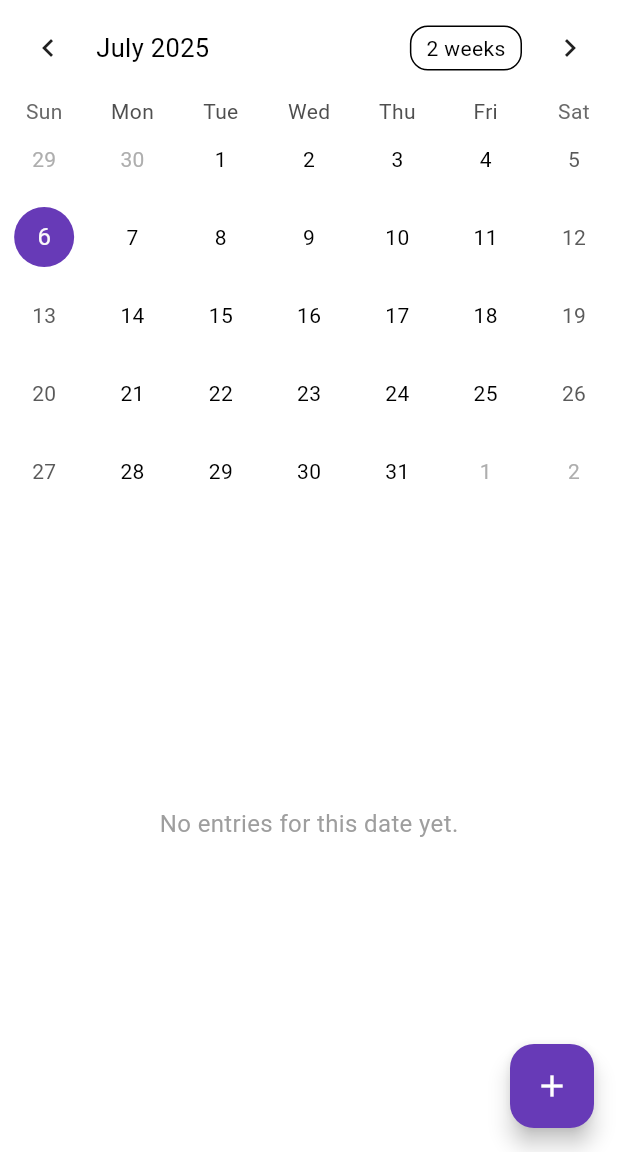
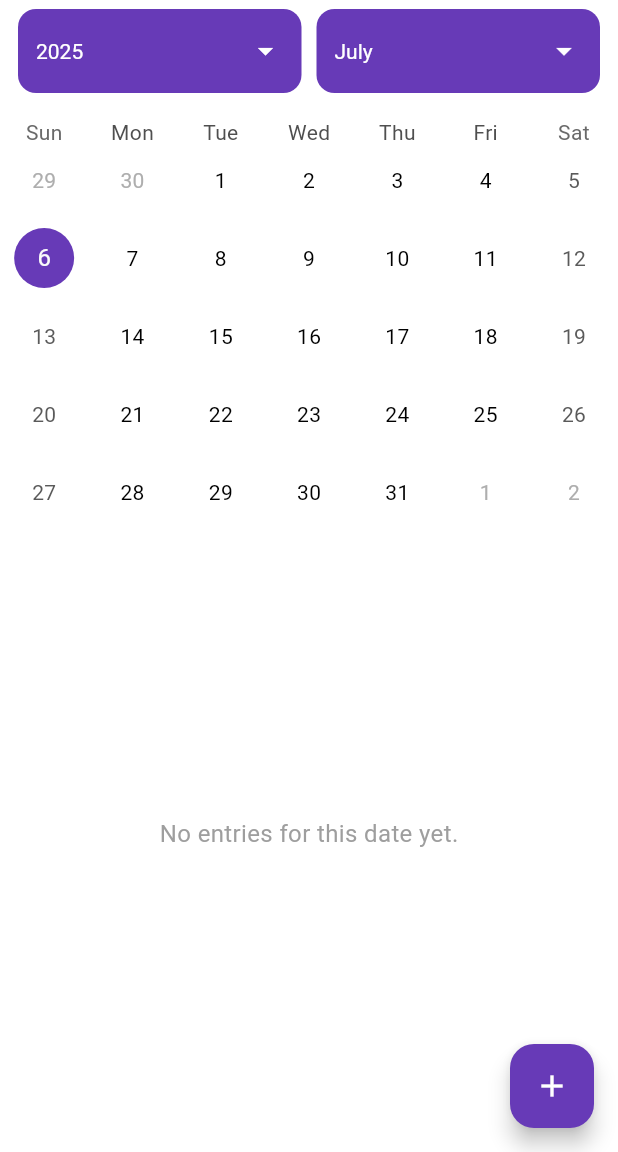
Before and after one commit to abhisek69/rdiary, a Flutter app: the screen it shows after launch, on a phone screen of 412 x 824 dp, the part 84-1236 px from its top. Run offline on Flutter 3.47's test engine with Material 3 defaults, Android fonts, the phone set to English and light mode, and no system bars; drawn by our look-alikes of table_calendar; our stand-ins replace flutter_colorpicker, image_picker, shared_preferences; missing offline and left inert: flex_color_picker, flutter_painter.

Commit message:
calender fixed

```diff
--- a/lib/screens/home.dart
+++ b/lib/screens/home.dart
@@ -3,6 +3,7 @@ import 'package:provider/provider.dart';
 import 'package:table_calendar/table_calendar.dart';
 import '../models/note_provider.dart';
 import '../widgets/diary_card.dart';
+import '../widgets/diary_calendar.dart';
 
 class HomeScreen extends StatefulWidget {
   const HomeScreen({super.key});
@@ -34,27 +35,15 @@ class _HomeScreenState extends State<HomeScreen> {
       ),
       body: Column(
         children: [
-          TableCalendar(
-            firstDay: DateTime.utc(2020, 1, 1),
-            lastDay: DateTime.utc(2099, 12, 31),
+          DiaryCalendar(
+            selectedDay: _selectedDay,
             focusedDay: _focusedDay,
-            selectedDayPredicate: (day) => isSameDay(_selectedDay, day),
             onDaySelected: (selected, focused) {
               setState(() {
                 _selectedDay = selected;
                 _focusedDay = focused;
               });
             },
-            calendarStyle: CalendarStyle(
-              selectedDecoration: BoxDecoration(
-                color: Theme.of(context).colorScheme.primary,
-                shape: BoxShape.circle,
-              ),
-              todayDecoration: const BoxDecoration(
-                color: Colors.grey,
-                shape: BoxShape.circle,
-              ),
-            ),
           ),
           const SizedBox(height: 10),
           Expanded(
--- /dev/null
+++ b/lib/widgets/diary_calendar.dart
@@ -0,0 +1,150 @@
+import 'package:flutter/material.dart';
+import 'package:table_calendar/table_calendar.dart';
+
+class DiaryCalendar extends StatefulWidget {
+  final DateTime selectedDay;
+  final DateTime focusedDay;
+  final void Function(DateTime, DateTime) onDaySelected;
+
+  const DiaryCalendar({
+    super.key,
+    required this.selectedDay,
+    required this.focusedDay,
+    required this.onDaySelected,
+  });
+
+  @override
+  State<DiaryCalendar> createState() => _DiaryCalendarState();
+}
+
+class _DiaryCalendarState extends State<DiaryCalendar> {
+  late DateTime _currentFocusedDay;
+  late int _selectedMonth;
+  late int _selectedYear;
+
+  final List<int> years = List.generate(100, (index) => 1980 + index);
+  final List<String> months = const [
+    'January', 'February', 'March', 'April', 'May', 'June',
+    'July', 'August', 'September', 'October', 'November', 'December'
+  ];
+
+  @override
+  void initState() {
+    super.initState();
+    _currentFocusedDay = widget.focusedDay;
+    _selectedMonth = widget.focusedDay.month;
+    _selectedYear = widget.focusedDay.year;
+  }
+
+  void _updateFocusedDay() {
+    setState(() {
+      _currentFocusedDay = DateTime(_selectedYear, _selectedMonth);
+    });
+  }
+
+  @override
+  Widget build(BuildContext context) {
+    return Column(
+      children: [
+        // 🔽 Month & Year Dropdowns
+        Padding(
+          padding: const EdgeInsets.symmetric(horizontal: 12.0, vertical: 6),
+          child: Row(
+            children: [
+              // Year Dropdown (50% width)
+              Expanded(
+                child: Container(
+                  padding: const EdgeInsets.symmetric(horizontal: 12, vertical: 4),
+                  decoration: BoxDecoration(
+                    color: Theme.of(context).colorScheme.primary,
+                    borderRadius: BorderRadius.circular(12),
+                  ),
+                  child: DropdownButtonHideUnderline(
+                    child: DropdownButton<int>(
+                      value: _selectedYear,
+                      dropdownColor: Theme.of(context).colorScheme.primary,
+                      iconEnabledColor: Colors.white,
+                      style: const TextStyle(color: Colors.white),
+                      onChanged: (val) {
+                        if (val != null) {
+                          _selectedYear = val;
+                          _updateFocusedDay();
+                        }
+                      },
+                      items: years.map((year) {
+                        return DropdownMenuItem(
+                          value: year,
+                          child: Text(year.toString()),
+                        );
+                      }).toList(),
+                    ),
+                  ),
+                ),
+              ),
+
+              const SizedBox(width: 10),
+
+              // Month Dropdown (50% width)
+              Expanded(
+                child: Container(
+                  padding: const EdgeInsets.symmetric(horizontal: 12, vertical: 4),
+                  decoration: BoxDecoration(
+                    color: Theme.of(context).colorScheme.primary,
+                    borderRadius: BorderRadius.circular(12),
+                  ),
+                  child: DropdownButtonHideUnderline(
+                    child: DropdownButton<int>(
+                      value: _selectedMonth,
+                      dropdownColor: Theme.of(context).colorScheme.primary,
+                      iconEnabledColor: Colors.white,
+                      style: const TextStyle(color: Colors.white),
+                      onChanged: (val) {
+                        if (val != null) {
+                          _selectedMonth = val;
+                          _updateFocusedDay();
+                        }
+                      },
+                      items: List.generate(12, (i) {
+                        return DropdownMenuItem(
+                          value: i + 1,
+                          child: Text(months[i]),
+                        );
+                      }),
+                    ),
+                  ),
+                ),
+              ),
+            ],
+          ),
+        ),
+
+        const SizedBox(height: 10),
+
+        // 📆 TableCalendar
+        TableCalendar(
+          firstDay: DateTime.utc(1980, 1, 1),
+          lastDay: DateTime.utc(2099, 12, 31),
+          focusedDay: _currentFocusedDay,
+          selectedDayPredicate: (day) => isSameDay(widget.selectedDay, day),
+          onDaySelected: (selected, focused) {
+            widget.onDaySelected(selected, focused);
+          },
+          calendarStyle: CalendarStyle(
+            selectedDecoration: BoxDecoration(
+              color: Theme.of(context).colorScheme.primary,
+              shape: BoxShape.circle,
+            ),
+            todayDecoration: const BoxDecoration(
+              color: Colors.grey,
+              shape: BoxShape.circle,
+            ),
+          ),
+          headerVisible: false, // We are using our own header now
+          availableCalendarFormats: const {
+            CalendarFormat.month: 'Month',
+          },
+        ),
+      ],
+    );
+  }
+}
```
